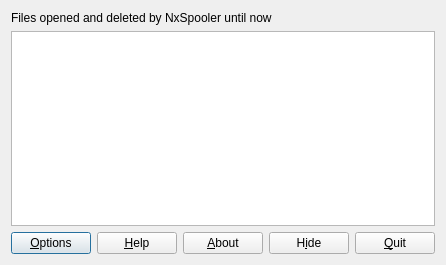
First picture: the form in trunk/nxspooler.ui, repository BackupTheBerlios/nxspooler-svn, before the edit.
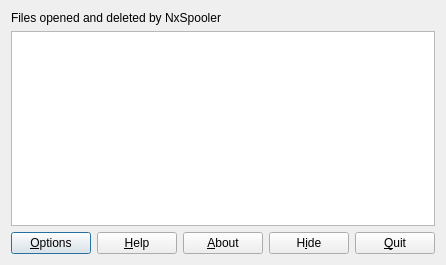
Second picture: the form after the edit. Icons and pictures are not drawn.

Commit message: Changes to make the user and the developer know in a clearer way what happened if a file could not be opened

Diff of the .ui file:
```diff
--- a/trunk/nxspooler.ui
+++ b/trunk/nxspooler.ui
@@ -27,7 +27,7 @@
    <item>
     <widget class="QLabel" name="m_label_2">
      <property name="text">
-      <string>Files opened and deleted by NxSpooler until now</string>
+      <string>Files opened and deleted by NxSpooler</string>
      </property>
     </widget>
    </item>
```
Left out of the diff: 2 changed lines with no effect on the pictures. The commit also changes 2 other files.
